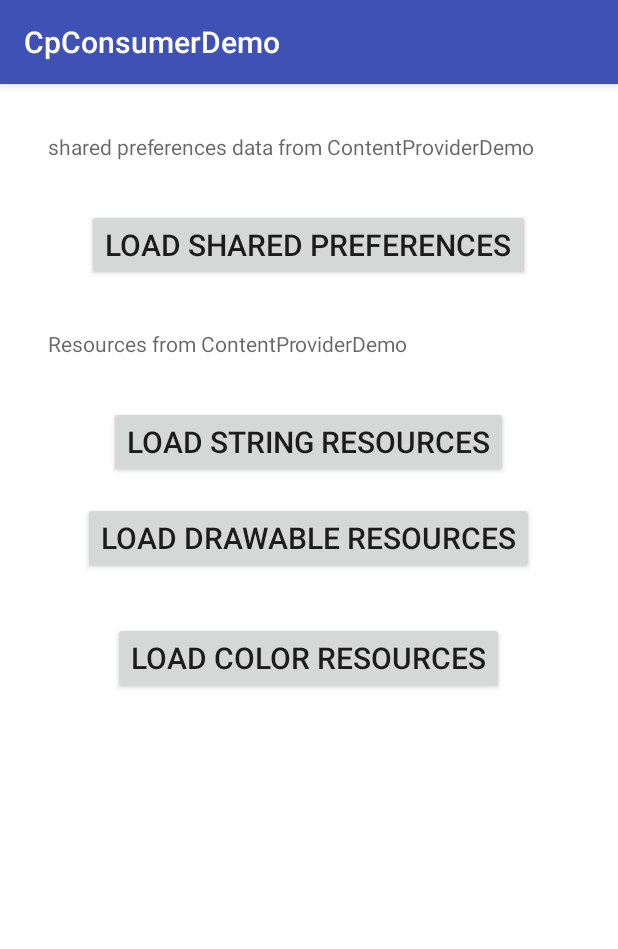
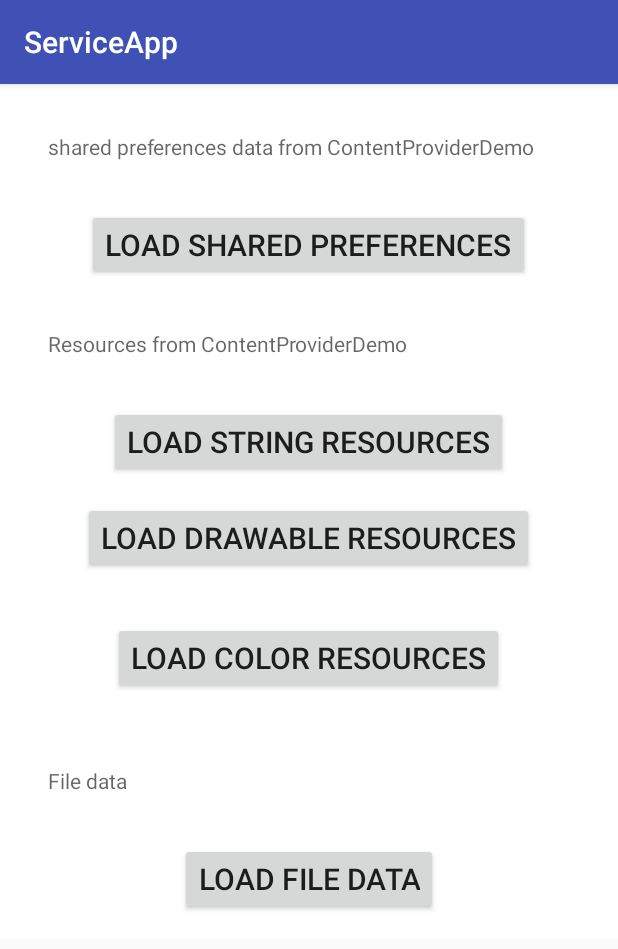
Before and after one commit to kotdroidZero/ipc_consumer_app, an Android app: the fragment IPCSharedUserIdFragment shown on its own in the app's theme, on a phone screen of 412 x 824 dp. Shown: the top 949 px of the screen. Run offline under Robolectric (Android 15) with nearby library versions, the phone set to English and light mode, and no system bars; our stand-ins replace ButterKnife.

Commit message:
almost done

```diff
--- a/app/src/main/AndroidManifest.xml
+++ b/app/src/main/AndroidManifest.xml
@@ -20,7 +20,11 @@
                 <category android:name="android.intent.category.LAUNCHER" />
             </intent-filter>
         </activity>
-        <service android:name=".LocalBoundService" />
+
+        <service android:name=".LocalBindingService" />
+        <service
+            android:name=".RemoteBindingService"
+            android:exported="true" />
     </application>
 
 
--- a/app/src/main/res/layout/fragment_ipc_shared_user_id.xml
+++ b/app/src/main/res/layout/fragment_ipc_shared_user_id.xml
@@ -1,9 +1,14 @@
 <?xml version="1.0" encoding="utf-8"?>
-<LinearLayout xmlns:android="http://schemas.android.com/apk/res/android"
+<ScrollView xmlns:android="http://schemas.android.com/apk/res/android"
+    android:layout_width="match_parent"
+    android:layout_height="wrap_content"
+    android:background="#ffffff">
+
+    <LinearLayout
         android:id="@+id/rootLayout"
+        android:layout_marginBottom="16dp"
         android:layout_width="match_parent"
         android:layout_height="match_parent"
-    android:background="#ffffff"
         android:orientation="vertical">
 
         <TextView
@@ -56,4 +61,23 @@
             android:text="LOAD COLOR RESOURCES"
             android:textAppearance="@style/Base.TextAppearance.AppCompat.Title" />
 
-</LinearLayout>
+        <TextView
+            android:id="@+id/tvFileData"
+            android:layout_width="match_parent"
+            android:layout_height="wrap_content"
+            android:layout_margin="16dp"
+            android:hint="File data"
+            android:padding="16dp" />
+
+        <Button
+            android:id="@+id/btnFileData"
+            android:layout_width="wrap_content"
+            android:layout_height="wrap_content"
+            android:layout_gravity="center"
+            android:text="LOAD FILE DATA"
+            android:textAppearance="@style/Base.TextAppearance.AppCompat.Title" />
+    </LinearLayout
+
+        >
+
+</ScrollView>
--- a/app/src/main/res/values/strings.xml
+++ b/app/src/main/res/values/strings.xml
@@ -1,4 +1,4 @@
 <resources>
-    <string name="app_name">CpConsumerDemo</string>
+    <string name="app_name">ServiceApp</string>
 
 </resources>
```
Also changed, not shown: app/src/main/java/com/kotdroid/cpconsumerdemo/IPCSharedUserIdFragment.java (+36 -19 lines), app/src/main/java/com/kotdroid/cpconsumerdemo/LocalBindingFragment.java (renamed from app/src/main/java/com/kotdroid/cpconsumerdemo/ServiceFragment.java, +6 -6 lines), app/src/main/java/com/kotdroid/cpconsumerdemo/LocalBindingService.java (renamed from app/src/main/java/com/kotdroid/cpconsumerdemo/RemoteBoundService.java, +10 -26 lines), app/src/main/java/com/kotdroid/cpconsumerdemo/MainActivity.java (+14 -5 lines), app/src/main/java/com/kotdroid/cpconsumerdemo/RemoteBindingFragment.java (renamed from app/src/main/java/com/kotdroid/cpconsumerdemo/IPCServiceFragment.java, +7 -1 lines), app/src/main/java/com/kotdroid/cpconsumerdemo/RemoteBindingService.java (renamed from app/src/main/java/com/kotdroid/cpconsumerdemo/LocalBoundService.java, +26 -10 lines), app/src/main/res/layout/activity_main.xml (+9 -2 lines). Lines whose indentation alone changed are shown as unchanged.
